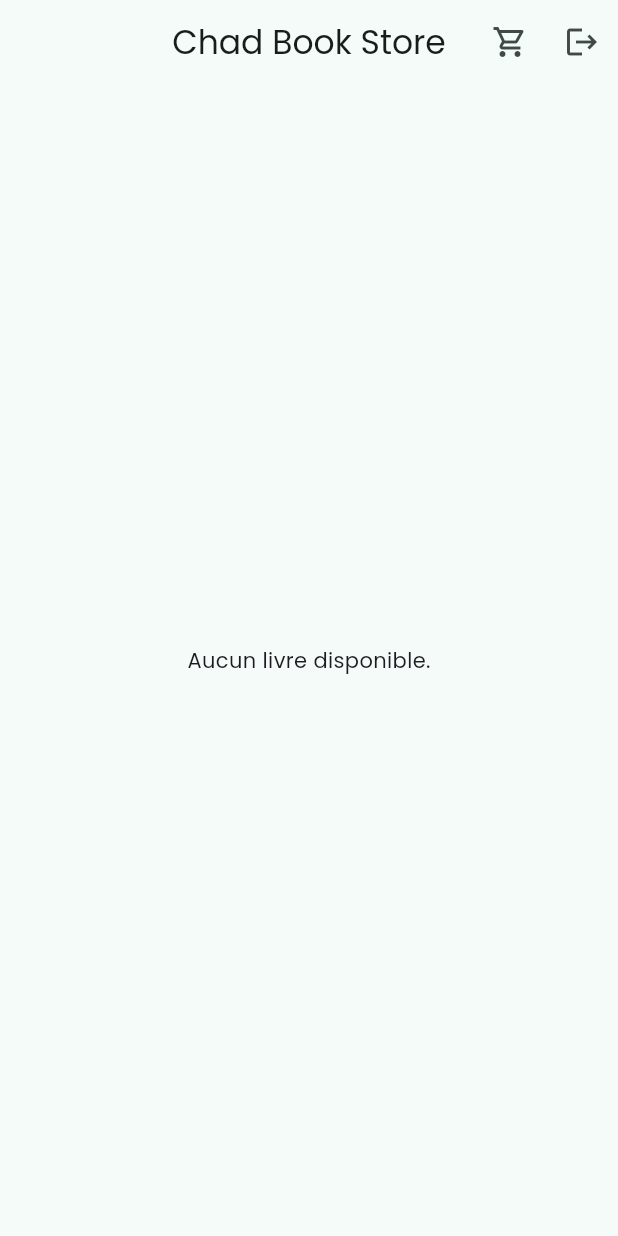
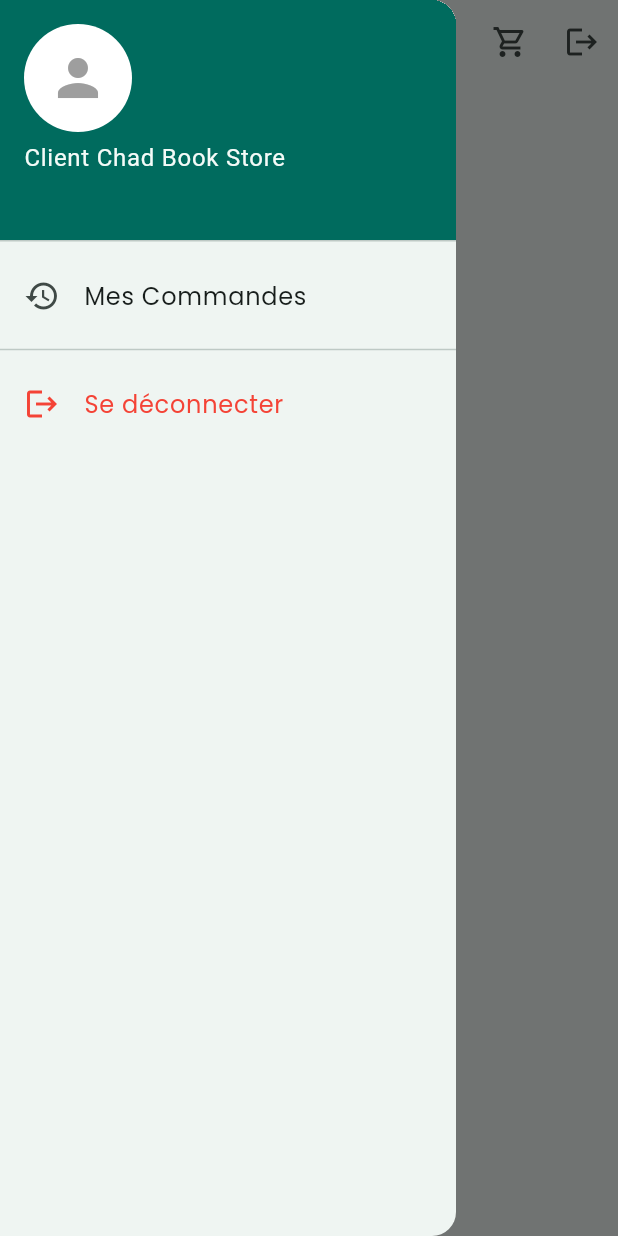
Before and after one commit to Thisi47/chad_book_store, a Flutter app: the screen it shows once a user with an empty profile is signed in, with the side drawer open (before the commit the screen has no drawer), on a phone screen of 412 x 824 dp. Run offline on Flutter 3.47's test engine with Material 3 defaults, Android fonts, the phone set to English and light mode, and no system bars; our stand-ins replace flutter_hooks, flutter_riverpod, go_router, google_fonts, hooks_riverpod, supabase_flutter; accounts and stored records are empty.

Commit message:
feat(orders): ajout historique des commandes et menu lateral

```diff
--- a/lib/features/products/presentation/pages/home_page.dart
+++ b/lib/features/products/presentation/pages/home_page.dart
@@ -6,6 +6,8 @@ import 'package:chad_book_store/features/products/presentation/widgets/book_card
 import 'package:flutter/material.dart';
 import 'package:flutter_riverpod/flutter_riverpod.dart';
 import 'package:go_router/go_router.dart';
+import 'package:chad_book_store/core/constants/app_constants.dart';
+import 'package:supabase_flutter/supabase_flutter.dart';
 
 class HomePage extends ConsumerWidget {
   const HomePage({super.key});
@@ -17,7 +19,7 @@ class HomePage extends ConsumerWidget {
 
     return Scaffold(
       appBar: AppBar(
-        title: const Text("Chad Book Store"),
+        title: Text(AppConstants.appName),
         actions: [
           Consumer(
             builder: (context, ref, child) {
@@ -65,6 +67,40 @@ class HomePage extends ConsumerWidget {
           ),
         ],
       ),
+
+      drawer: Drawer(
+        child: ListView(
+          padding: EdgeInsets.zero,
+          children: [
+            UserAccountsDrawerHeader(
+              decoration: BoxDecoration(color: Theme.of(context).primaryColor),
+              accountName: const Text("Client ${AppConstants.appName}"),
+              accountEmail: Text(Supabase.instance.client.auth.currentUser?.email ?? ""),
+              currentAccountPicture: const CircleAvatar(
+                backgroundColor: Colors.white,
+                child: Icon(Icons.person, size: 40, color: Colors.grey),
+              ),
+            ),
+            ListTile(
+              leading: const Icon(Icons.history),
+              title: const Text('Mes Commandes'),
+              onTap: () {
+                context.pop(); // Ferme le menu
+                context.push('/orders'); // Va vers la page
+              },
+            ),
+            const Divider(),
+            ListTile(
+              leading: const Icon(Icons.logout, color: Colors.red),
+              title: const Text('Se déconnecter', style: TextStyle(color: Colors.red)),
+              onTap: () async {
+                await ref.read(authRepositoryProvider).signOut();
+                if (context.mounted) context.go('/login');
+              },
+            ),
+          ],
+        ),
+      ),
       // FutureBuilder : La façon la plus simple de charger une donnée unique au démarrage
       body: FutureBuilder<List<Book>>(
         future: productsRepo.getAllBooks(),
--- a/lib/routing/app_router.dart
+++ b/lib/routing/app_router.dart
@@ -8,6 +8,8 @@ import 'package:supabase_flutter/supabase_flutter.dart';
 import 'package:chad_book_store/features/products/domain/book.dart';
 import 'package:chad_book_store/features/products/presentation/pages/product_details_page.dart';
 import 'package:chad_book_store/features/cart/presentation/pages/cart_page.dart';
+
+import '../features/cart/presentation/pages/orders_page.dart';
 
 
 
@@ -44,6 +46,11 @@ final routerProvider = Provider<GoRouter>((ref) {
         path: '/cart',
         builder: (context, state) => const CartPage(),
       ),
+
+      GoRoute(
+        path: '/orders',
+        builder: (context, state) => const OrdersPage(),
+      ),
   ],
 
   redirect: (context, state) {
```
Also changed, not shown: lib/features/cart/data/order_repository.dart (+18 -2 lines), lib/features/cart/domain/order.dart (added, +24 -0 lines), lib/features/cart/presentation/pages/orders_page.dart (added, +101 -0 lines).
